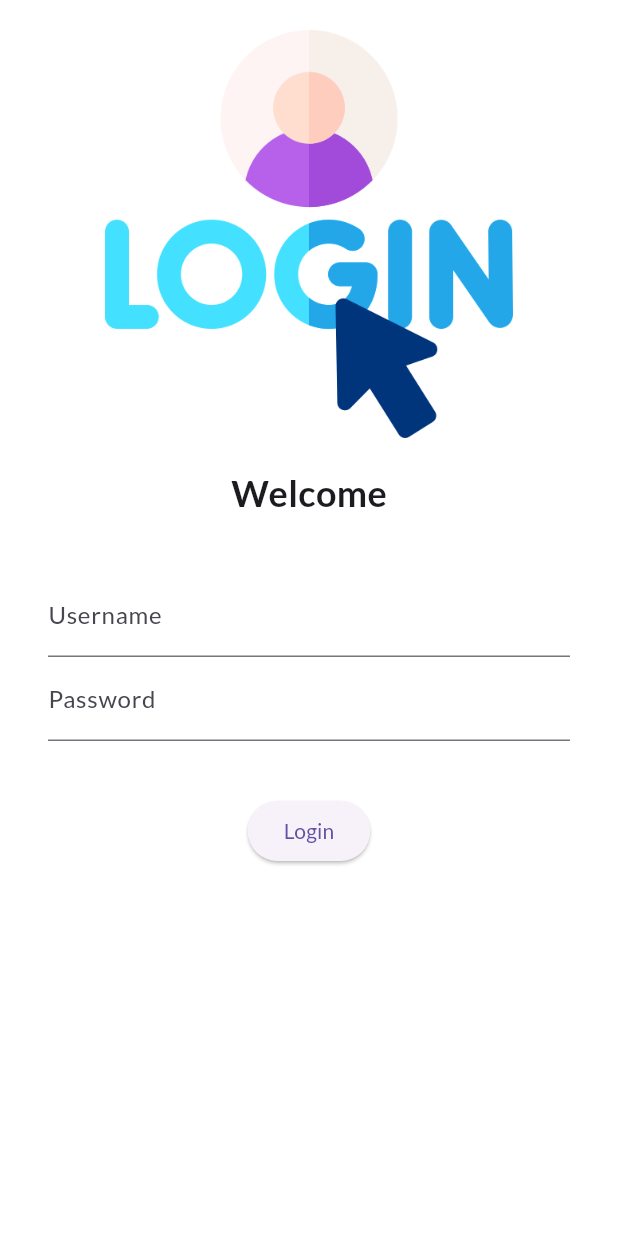
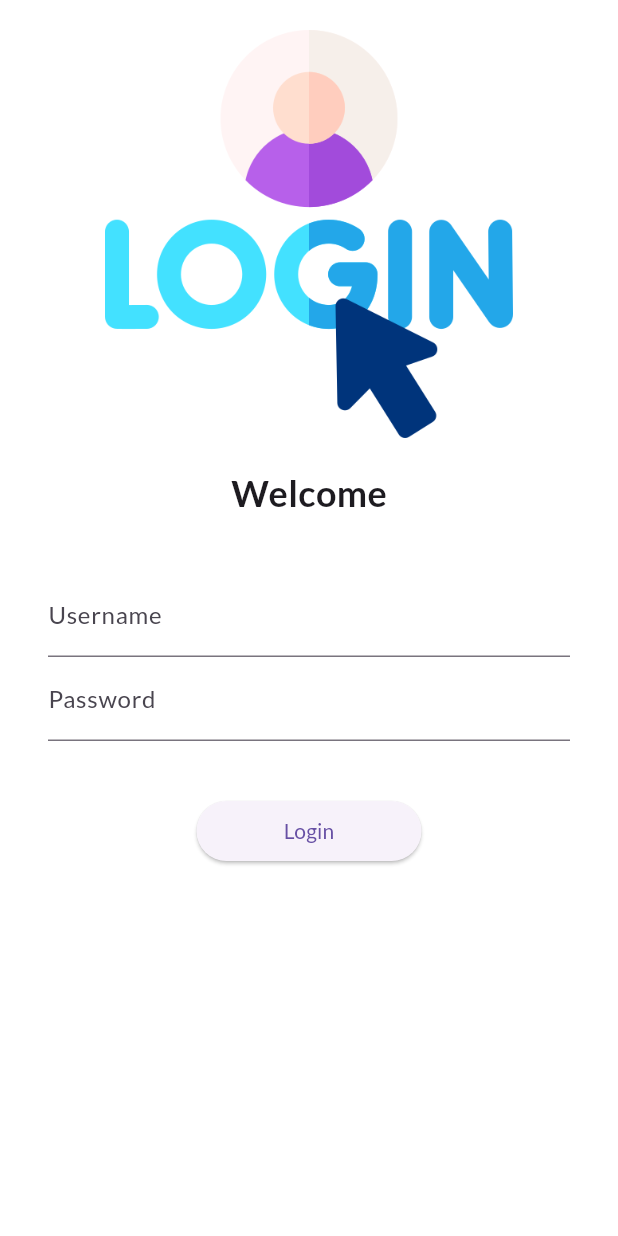
Before and after one commit to ductruzng/30DaysOfFlutter, a Flutter app: the screen it shows after launch, on a phone screen of 412 x 824 dp. Run offline on Flutter 3.47's test engine with Material 3 defaults, Android fonts, the phone set to English and light mode, and no system bars; our stand-ins replace google_fonts.

Commit message:
Day 5 completed

```diff
--- a/lib/main.dart
+++ b/lib/main.dart
@@ -1,6 +1,7 @@
 import "package:flutter/material.dart";
 import 'package:flutter_catalog/pages/home_page.dart';
 import 'package:flutter_catalog/pages/login_page.dart';
+import 'package:flutter_catalog/utils/routes.dart';
 import 'package:google_fonts/google_fonts.dart';
 
 void main(){
@@ -21,10 +22,11 @@ class MyApp extends StatelessWidget {
       darkTheme: ThemeData(
         brightness: Brightness.dark
       ),
+      initialRoute: "/",
       routes: {
         "/" :(context) => LoginPage(),
-        "/home":(context) => HomePage(),
-        "/login" :(context) => LoginPage(),
+        MyRoutes.homeRoute:(context) => HomePage(),
+        MyRoutes.loginRoute :(context) => LoginPage(),
       },
     );
   }
--- a/lib/pages/login_page.dart
+++ b/lib/pages/login_page.dart
@@ -1,4 +1,5 @@
 import 'package:flutter/material.dart';
+import 'package:flutter_catalog/utils/routes.dart';
 
 class LoginPage extends StatelessWidget {
   const LoginPage({super.key});
@@ -7,6 +8,7 @@ class LoginPage extends StatelessWidget {
   Widget build(BuildContext context) {
     return Material(
       color: Colors.white,
+      child: SingleChildScrollView(
         child: Column(
           children: [
             SizedBox(
@@ -57,11 +59,13 @@ class LoginPage extends StatelessWidget {
             ),
             ElevatedButton(
               child: Text("Login"),
-            style:TextButton.styleFrom(),
-            onPressed: (){
-              print("Hi");
-            },)
+              style: TextButton.styleFrom(minimumSize: Size(150, 40)),
+              onPressed: () {
+                Navigator.pushNamed(context, MyRoutes.homeRoute);
+              },
+            )
           ],
+        ),
       ),
     );
   }
--- /dev/null
+++ b/lib/utils/routes.dart
@@ -0,0 +1,5 @@
+class MyRoutes{
+  static String loginRoute ="/login";
+  static String homeRoute ="/home";
+
+}
```
Lines whose indentation alone changed are shown as unchanged.
